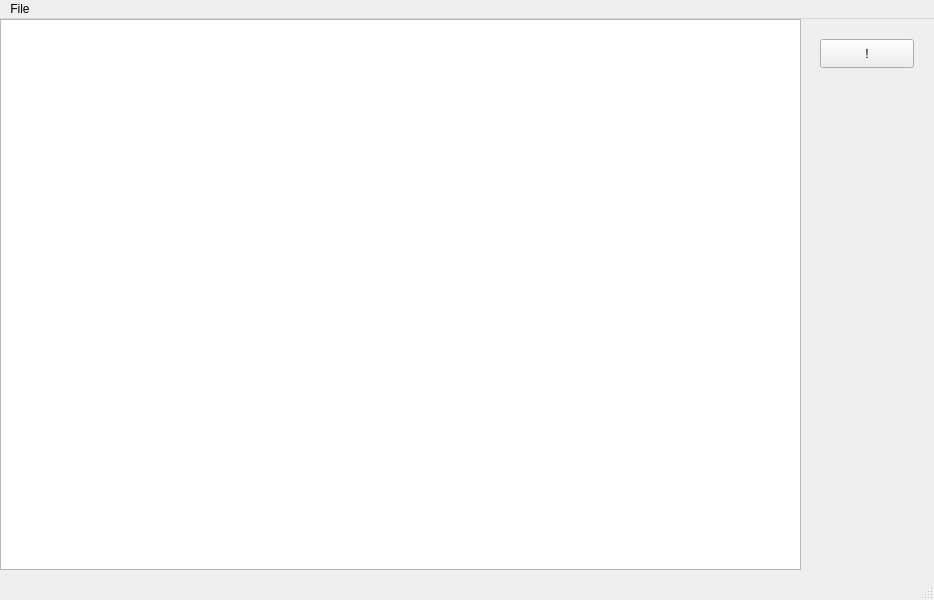
Before: the Qt Designer form phed.ui in nmeyering/phed, drawn with Qt 5.
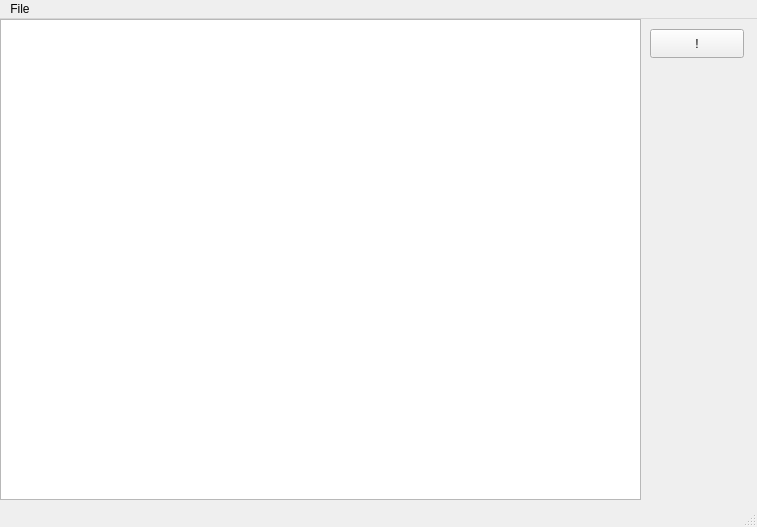
After: the same form once the commit is applied.

Commit message: scrolling and minimum window size

```diff
--- a/phed.ui
+++ b/phed.ui
@@ -6,10 +6,16 @@
    <rect>
     <x>0</x>
     <y>0</y>
-    <width>934</width>
-    <height>600</height>
+    <width>757</width>
+    <height>527</height>
    </rect>
   </property>
+  <property name="sizePolicy">
+   <sizepolicy hsizetype="Minimum" vsizetype="Minimum">
+    <horstretch>0</horstretch>
+    <verstretch>0</verstretch>
+   </sizepolicy>
+  </property>
   <property name="windowTitle">
    <string>phed</string>
   </property>
@@ -19,16 +25,16 @@
      <rect>
       <x>0</x>
       <y>0</y>
-      <width>801</width>
-      <height>551</height>
+      <width>641</width>
+      <height>481</height>
      </rect>
     </property>
    </widget>
    <widget class="QPushButton" name="pushButton">
     <property name="geometry">
      <rect>
-      <x>820</x>
-      <y>20</y>
+      <x>650</x>
+      <y>10</y>
       <width>94</width>
       <height>29</height>
      </rect>
@@ -43,7 +49,7 @@
     <rect>
      <x>0</x>
      <y>0</y>
-     <width>934</width>
+     <width>757</width>
      <height>24</height>
     </rect>
    </property>
```
The commit also changes 2 other files.
